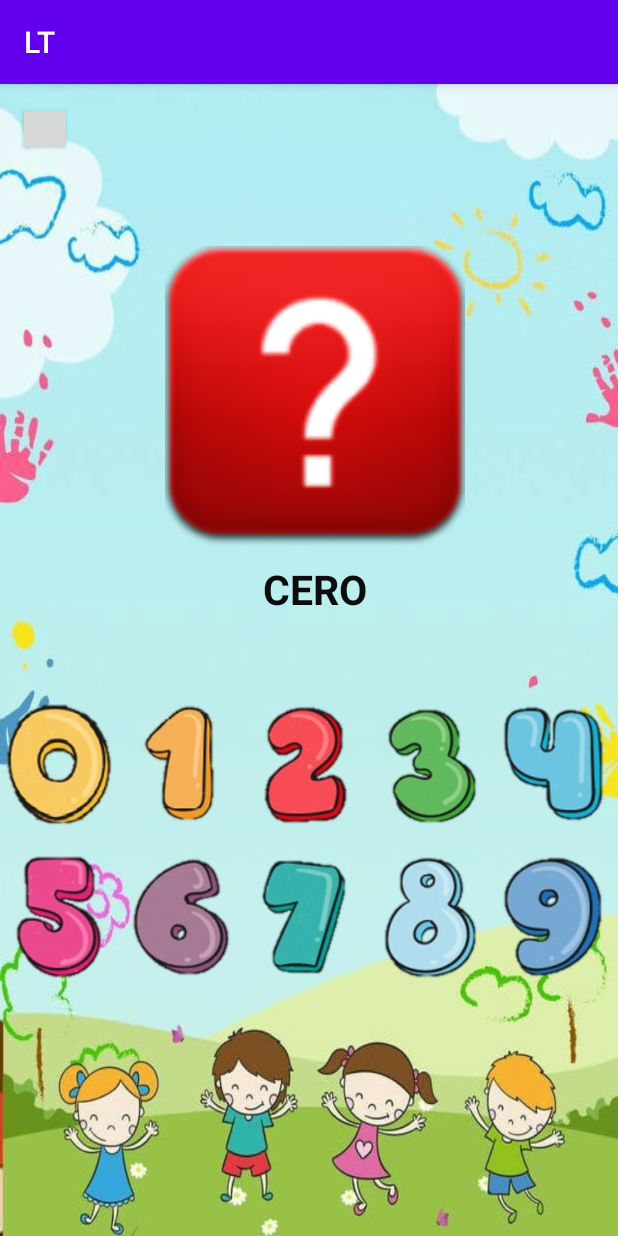
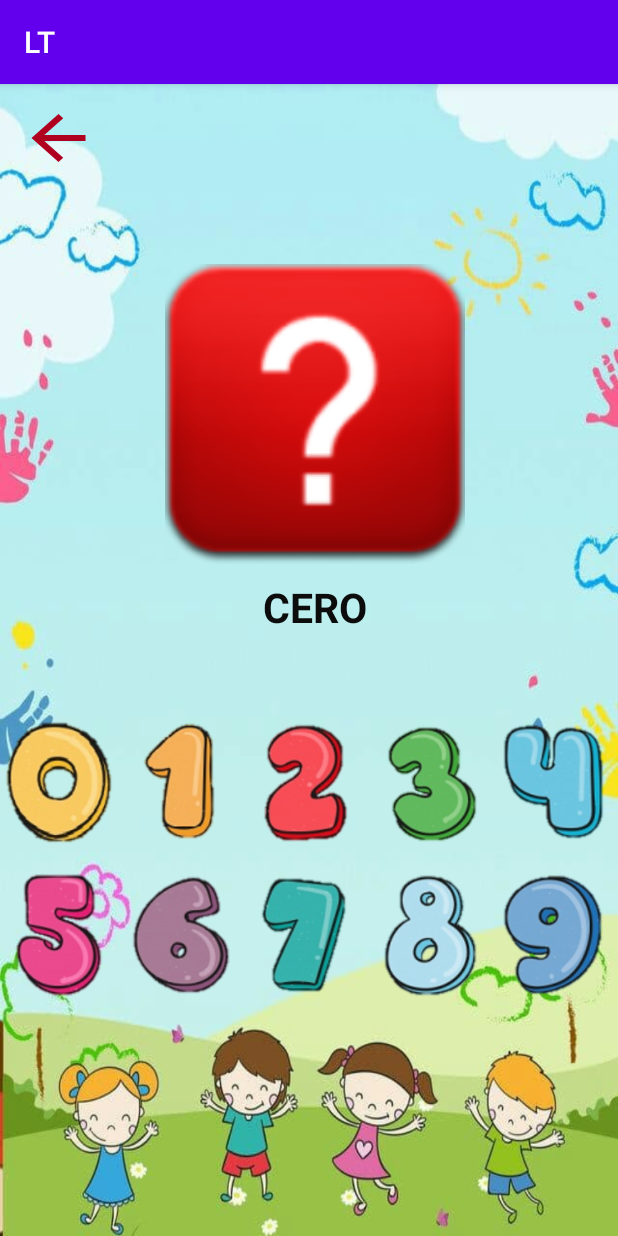
Before and after one commit to Coris12/MyProyectoFinal, an Android app: the Nivel_1_numeros screen opened directly, with no data from a screen before it, on a phone screen of 412 x 824 dp. Run offline under Robolectric (Android 15) with nearby library versions, the phone set to English and light mode, and no system bars.

Commit message:
instrucciones generales mc

```diff
--- a/app/src/main/res/layout/activity_nivel_1_numeros.xml
+++ b/app/src/main/res/layout/activity_nivel_1_numeros.xml
@@ -10,10 +10,13 @@
         android:orientation="vertical">
 
         <Button
-            android:layout_width="36dp"
-            android:layout_height="36dp"
+            android:id="@+id/button"
+            android:layout_width="54dp"
+            android:layout_height="wrap_content"
             android:layout_marginLeft="12dp"
             android:layout_marginTop="12dp"
+            android:background="?attr/actionModeCloseDrawable"
+            android:backgroundTint="@color/design_default_color_error"
             android:text=""
             android:textAlignment="center"
             android:textColor="#0C0C0C"
```
